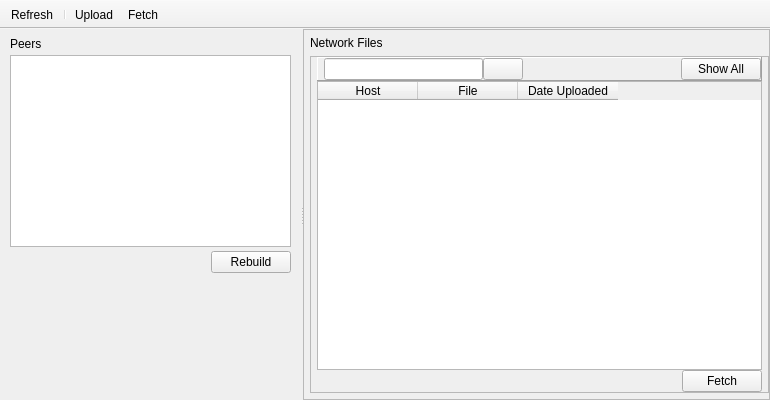
Above: UI/ui_mainwindow.ui from christinadan/py2py before the change. Below: the same form after it.
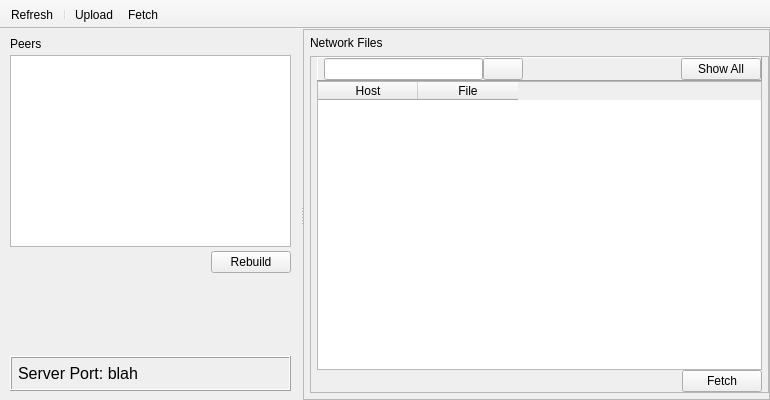
That is the form after the change. Icons and pictures are not drawn.

Commit message: Removed Date column from filelist

Diff of the .ui file:
```diff
--- a/UI/ui_mainwindow.ui
+++ b/UI/ui_mainwindow.ui
@@ -123,6 +123,42 @@
           </property>
          </spacer>
         </item>
+        <item>
+         <widget class="QFrame" name="portFrame">
+          <property name="frameShape">
+           <enum>QFrame::Box</enum>
+          </property>
+          <property name="frameShadow">
+           <enum>QFrame::Raised</enum>
+          </property>
+          <layout class="QVBoxLayout" name="verticalLayout">
+           <property name="leftMargin">
+            <number>6</number>
+           </property>
+           <property name="topMargin">
+            <number>6</number>
+           </property>
+           <property name="rightMargin">
+            <number>6</number>
+           </property>
+           <property name="bottomMargin">
+            <number>6</number>
+           </property>
+           <item>
+            <widget class="QLabel" name="portLabel">
+             <property name="font">
+              <font>
+               <pointsize>12</pointsize>
+              </font>
+             </property>
+             <property name="text">
+              <string>Server Port: blah</string>
+             </property>
+            </widget>
+           </item>
+          </layout>
+         </widget>
+        </item>
        </layout>
       </widget>
       <widget class="QFrame" name="fileFrame">
@@ -270,11 +306,6 @@
                <string>File</string>
               </property>
              </column>
-             <column>
-              <property name="text">
-               <string>Date Uploaded</string>
-              </property>
-             </column>
             </widget>
            </item>
            <item>
```
Left out of the diff: 2 changed lines with no effect on the pictures. The commit also changes 1 other file.
